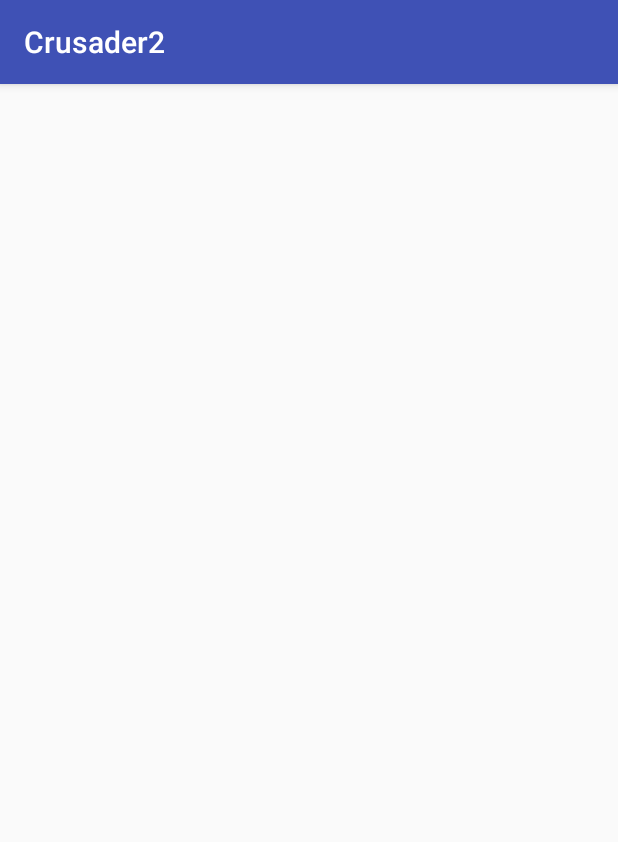
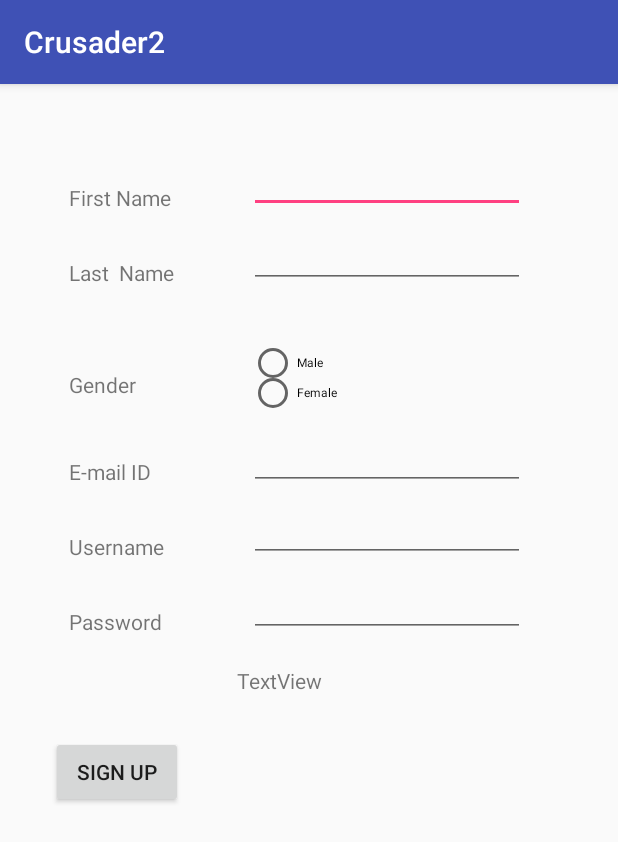
Before and after one commit to shubam123/crusaders-journalism, an Android app: the Signup screen opened directly, with no data from a screen before it, on a phone screen of 412 x 824 dp. Shown: the top 842 px of the screen. Run offline under Robolectric (Android 15) with nearby library versions, the phone set to English and light mode, and no system bars.

Commit message:
fifth commit

```diff
--- a/Crusader2/app/src/main/java/com/example/aman/crusader2/MainActivity.java
+++ b/Crusader2/app/src/main/java/com/example/aman/crusader2/MainActivity.java
@@ -1,5 +1,6 @@
 package com.example.aman.crusader2;
 
+import android.content.Intent;
 import android.os.AsyncTask;
 import android.os.Bundle;
 import android.os.StrictMode;
@@ -54,6 +55,15 @@ public class MainActivity extends AppCompatActivity {
         b2 = (Button) findViewById(R.id.button2);
         tv = (TextView) findViewById(R.id.textView);
 
+
+        b2.setOnClickListener(new View.OnClickListener() {
+
+            public void onClick(View v) {
+
+                Intent i=new Intent(MainActivity.this,Signup.class);
+                startActivity(i);
+            }
+        });
 
         b1.setOnClickListener(new View.OnClickListener() {
 
@@ -128,10 +138,15 @@ public class MainActivity extends AppCompatActivity {
                     @Override
                     public void run() {
 
-                        if(aJsonString.equals("0"))
+                        if(aJsonString.equals("0")) {
                             tv.setText("Credentials are wrong. Try Again !");
-
-
+                            et1.setText("");
+                            et2.setText("");
+                        }
+//
+//                        if(aJsonString.equals("1")) {
+//                            Intent i=new Intent(MainActivity.this,Signup.class);
+//                        }
                     }
                 });
 
--- a/Crusader2/app/src/main/java/com/example/aman/crusader2/Signup.java
+++ b/Crusader2/app/src/main/java/com/example/aman/crusader2/Signup.java
@@ -1,13 +1,167 @@
 package com.example.aman.crusader2;
 
+import android.os.AsyncTask;
 import android.support.v7.app.AppCompatActivity;
 import android.os.Bundle;
+import android.view.View;
+import android.widget.Button;
+import android.widget.EditText;
+import android.widget.RadioButton;
+import android.widget.RadioGroup;
+import android.widget.TextView;
+
+import org.json.JSONException;
+import org.json.JSONObject;
+
+import java.io.BufferedReader;
+import java.io.DataOutputStream;
+import java.io.IOException;
+import java.io.InputStreamReader;
+import java.net.HttpURLConnection;
+import java.net.MalformedURLException;
+import java.net.URL;
 
 public class Signup extends AppCompatActivity {
+
+
+    EditText fname, lname, email, user, pass;
+    Button button;
+    RadioGroup rGroup;
+    RadioButton checkedRadioButton;
+    TextView tv;
+    String str, data = "";
 
     @Override
     protected void onCreate(Bundle savedInstanceState) {
         super.onCreate(savedInstanceState);
         setContentView(R.layout.activity_signup);
+
+        fname = (EditText) findViewById(R.id.editText3);
+        lname = (EditText) findViewById(R.id.editText4);
+        email = (EditText) findViewById(R.id.editText5);
+        user = (EditText) findViewById(R.id.editText6);
+        pass = (EditText) findViewById(R.id.editText7);
+        tv = (TextView) findViewById(R.id.textView99);
+
+        button = (Button) findViewById(R.id.button3);
+
+        rGroup = (RadioGroup) findViewById(R.id.radioGroup);
+        checkedRadioButton = (RadioButton) rGroup.findViewById(rGroup.getCheckedRadioButtonId());
+
+        rGroup.setOnCheckedChangeListener(new RadioGroup.OnCheckedChangeListener() {
+            public void onCheckedChanged(RadioGroup group, int checkedId) {
+                // This will get the radiobutton that has changed in its check state
+                RadioButton checkedRadioButton = (RadioButton) group.findViewById(checkedId);
+                // This puts the value (true/false) into the variable
+                boolean isChecked = checkedRadioButton.isChecked();
+                // If the radiobutton that has changed in check state is now checked...
+                if (isChecked) {
+                    // Changes the textview's text to "Checked: example radiobutton text"
+                    // tv.setText("Checked:" + checkedRadioButton.getText());
+                    str = (String) checkedRadioButton.getText();
+                }
+            }
+        });
+
+
+        button.setOnClickListener(new View.OnClickListener() {
+            @Override
+            public void onClick(View v) {
+
+
+                data = "fname=" + fname.getText().toString().trim() + "&";
+                data += "lname=" + lname.getText().toString().trim() + "&";
+                data += "gender=" + str + "&";
+                data += "email=" + email.getText().toString().trim() + "&";
+                data += "username=" + user.getText().toString().trim() + "&";
+                data += "password=" + pass.getText().toString().trim();
+
+                // tv.setText(data);
+
+                Signup.PostClass obj = new Signup.PostClass(data);
+                obj.execute();
+
+            }
+        });
+
+
+    }
+
+    private class PostClass extends AsyncTask<String, Void, Void> {
+
+
+        String urlParameters;
+
+        public PostClass(String st1) {
+
+            urlParameters = st1;
+        }
+
+        @Override
+        protected Void doInBackground(String... params) {
+            try {
+
+                URL url = new URL("http://ec2-52-66-4-99.ap-south-1.compute.amazonaws.com/second.php");
+
+                HttpURLConnection connection = (HttpURLConnection) url.openConnection();
+                connection.setRequestMethod("POST");
+                // connection.setRequestProperty("USER-AGENT", "Mozilla/5.0");
+                //connection.setRequestProperty("ACCEPT-LANGUAGE", "en-US,en;0.5");
+                connection.setDoOutput(true);
+                DataOutputStream dStream = new DataOutputStream(connection.getOutputStream());
+                dStream.writeBytes(urlParameters);
+                dStream.flush();
+                dStream.close();
+                int responseCode = connection.getResponseCode();
+                final StringBuilder output = new StringBuilder("");
+                //output.append(System.getProperty("line.separator") + "Request Parameters " + urlParameters);
+                //output.append(System.getProperty("line.separator") + "Response Code " + responseCode);
+                BufferedReader br = new BufferedReader(new InputStreamReader(connection.getInputStream()));
+                String line = "";
+                StringBuilder responseOutput = new StringBuilder();
+                while ((line = br.readLine()) != null) {
+                    responseOutput.append(line);
+                }
+                br.close();
+
+                //output.append(responseOutput.toString());
+
+                JSONObject jObject = new JSONObject(responseOutput.toString());
+                final String aJsonString = jObject.getString("code");
+
+
+                Signup.this.runOnUiThread(new Runnable() {
+
+                    @Override
+                    public void run() {
+
+                        if (aJsonString.equals("0")) {
+                            tv.setText("Sign up failed");
+                        }
+
+                        if (aJsonString.equals("1")) {
+                            tv.setText("Sign up successful");
+                        }
+
+
+//
+//                        if(aJsonString.equals("1")) {
+//                            Intent i=new Intent(MainActivity.this,Signup.class);
+//                        }
+                    }
+                });
+
+
+            } catch (MalformedURLException e) {
+                // TODO Auto-generated catch block
+                e.printStackTrace();
+            } catch (IOException e) {
+                // TODO Auto-generated catch block
+                e.printStackTrace();
+            } catch (JSONException e) {
+                e.printStackTrace();
+            }
+            return null;
+        }
     }
 }
--- a/Crusader2/app/src/main/res/layout/activity_signup.xml
+++ b/Crusader2/app/src/main/res/layout/activity_signup.xml
@@ -1,5 +1,5 @@
 <?xml version="1.0" encoding="utf-8"?>
-<RelativeLayout xmlns:android="http://schemas.android.com/apk/res/android"
+<AbsoluteLayout xmlns:android="http://schemas.android.com/apk/res/android"
     xmlns:tools="http://schemas.android.com/tools"
     android:id="@+id/activity_signup"
     android:layout_width="match_parent"
@@ -10,4 +10,158 @@
     android:paddingTop="@dimen/activity_vertical_margin"
     tools:context="com.example.aman.crusader2.Signup">
 
-</RelativeLayout>
+    <EditText
+        android:layout_width="184dp"
+        android:layout_height="30dp"
+        android:inputType="textPersonName"
+        android:text=" "
+        android:ems="10"
+        android:layout_x="150dp"
+        android:layout_y="40dp"
+        android:id="@+id/editText3"
+        android:textSize="10sp" />
+
+    <TextView
+        android:text="First Name"
+        android:layout_width="101dp"
+        android:layout_height="29dp"
+        android:layout_x="30dp"
+        android:layout_y="50dp"
+        android:id="@+id/textView3" />
+
+    <TextView
+        android:text="Last  Name"
+        android:layout_width="101dp"
+        android:layout_height="29dp"
+        android:layout_x="30dp"
+        android:layout_y="100dp"
+        android:id="@+id/textView4" />
+
+    <EditText
+        android:layout_width="184dp"
+        android:layout_height="30dp"
+        android:inputType="textPersonName"
+        android:text=" "
+        android:ems="10"
+        android:layout_x="150dp"
+        android:layout_y="90dp"
+        android:id="@+id/editText4"
+        android:textSize="10sp" />
+
+    <RadioGroup
+        android:layout_width="wrap_content"
+        android:layout_height="wrap_content"
+        android:layout_x="150dp"
+        android:layout_y="140dp" >
+
+    </RadioGroup>
+
+    <TextView
+        android:text="Username"
+        android:layout_width="101dp"
+        android:layout_height="29dp"
+        android:layout_x="30dp"
+        android:layout_y="283dp"
+        android:id="@+id/textView7" />
+
+    <TextView
+        android:text="Password"
+        android:layout_width="101dp"
+        android:layout_height="29dp"
+        android:layout_x="30dp"
+        android:layout_y="333dp"
+        android:id="@+id/textView8" />
+
+    <TextView
+        android:text="E-mail ID"
+        android:layout_width="101dp"
+        android:layout_height="29dp"
+        android:layout_x="30dp"
+        android:layout_y="233dp"
+        android:id="@+id/textView6" />
+
+    <TextView
+        android:text="Gender"
+        android:layout_width="101dp"
+        android:layout_height="29dp"
+        android:layout_x="30dp"
+        android:layout_y="175dp"
+        android:id="@+id/textView5" />
+
+    <EditText
+        android:layout_width="184dp"
+        android:layout_height="30dp"
+        android:inputType="textPersonName"
+        android:text=" "
+        android:ems="10"
+        android:layout_x="150dp"
+        android:layout_y="225dp"
+        android:id="@+id/editText5"
+        android:textSize="10sp" />
+
+    <EditText
+        android:layout_width="184dp"
+        android:layout_height="30dp"
+        android:inputType="textPersonName"
+        android:text=" "
+        android:ems="10"
+        android:layout_x="150dp"
+        android:layout_y="273dp"
+        android:id="@+id/editText6"
+        android:textSize="10sp" />
+
+    <EditText
+        android:layout_height="30dp"
+        android:inputType="textPassword"
+        android:ems="10"
+        android:layout_x="150dp"
+        android:layout_y="323dp"
+        android:layout_width="184dp"
+        android:id="@+id/editText7"
+        android:textSize="10sp" />
+
+    <RadioGroup
+        android:layout_width="wrap_content"
+        android:layout_height="wrap_content"
+        android:layout_x="150dp"
+        android:layout_y="160dp"
+        android:id="@+id/radioGroup">
+
+        <RadioButton
+            android:text="Male"
+            android:id="@+id/radioButton1"
+            android:layout_weight="1"
+            android:layout_height="20dp"
+            android:layout_width="50dp"
+            android:textSize="8sp"
+            android:layout_x="148dp"
+            android:layout_y="160dp" />
+
+        <RadioButton
+            android:text="Female"
+            android:id="@+id/radioButton2"
+            android:layout_height="20dp"
+            android:layout_width="wrap_content"
+            android:textSize="8sp"
+            android:layout_x="148dp"
+            android:layout_y="180dp"
+            android:layout_weight="1" />
+    </RadioGroup>
+
+    <Button
+        android:text="Sign Up"
+        android:layout_width="wrap_content"
+        android:layout_height="wrap_content"
+        android:layout_x="18dp"
+        android:layout_y="419dp"
+        android:id="@+id/button3" />
+
+    <TextView
+        android:text="TextView"
+        android:layout_width="203dp"
+        android:layout_height="113dp"
+        android:layout_x="142dp"
+        android:layout_y="372dp"
+        android:id="@+id/textView99" />
+
+</AbsoluteLayout>
```
